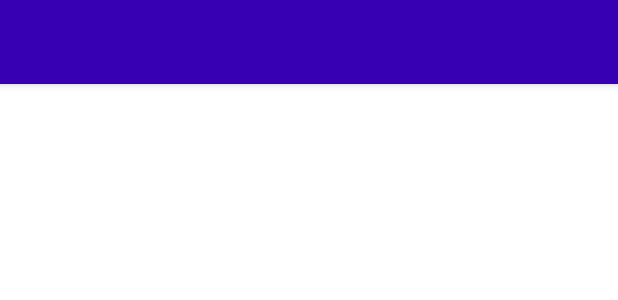
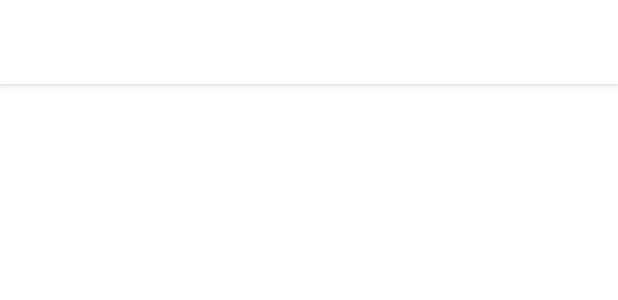
Before and after one commit to xqndi/Team_01, an Android app: the layout app_bar_main.xml on its own in the app's theme, with its tools: preview values and no code run, on a phone screen of 412 x 824 dp. Shown: the top 300 px of the screen. Run offline under Robolectric (Android 15) with nearby library versions, the phone set to English and light mode, and no system bars.

Commit message:
Coffee-007-changed toolbar design-[FA, PM]

```diff
--- a/app/src/main/res/layout/app_bar_main.xml
+++ b/app/src/main/res/layout/app_bar_main.xml
@@ -9,13 +9,13 @@
     <com.google.android.material.appbar.AppBarLayout
         android:layout_width="match_parent"
         android:layout_height="wrap_content"
-        android:theme="@style/Theme.Coffee.AppBarOverlay">
+        android:theme="@style/Theme.AppCompat.DayNight">
 
         <androidx.appcompat.widget.Toolbar
             android:id="@+id/toolbar"
             android:layout_width="match_parent"
             android:layout_height="?attr/actionBarSize"
-            android:background="@color/purple_700"
+            android:background="@color/white"
             app:popupTheme="@style/Theme.Coffee.PopupOverlay" />
 
     </com.google.android.material.appbar.AppBarLayout>
--- a/app/src/main/res/navigation/mobile_navigation.xml
+++ b/app/src/main/res/navigation/mobile_navigation.xml
@@ -8,7 +8,7 @@
     <fragment
         android:id="@+id/nav_home"
         android:name="at.tu.graz.coffee.ui.home.HomeFragment"
-        android:label="@string/menu_home"
+        android:label="Smart Coffee"
         tools:layout="@layout/fragment_search" />
 
     <fragment
```
